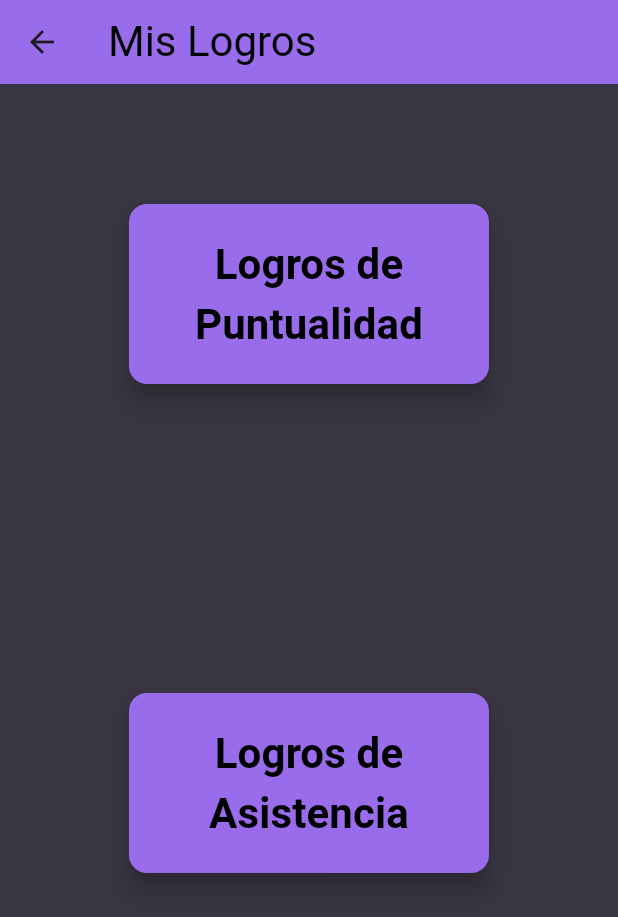
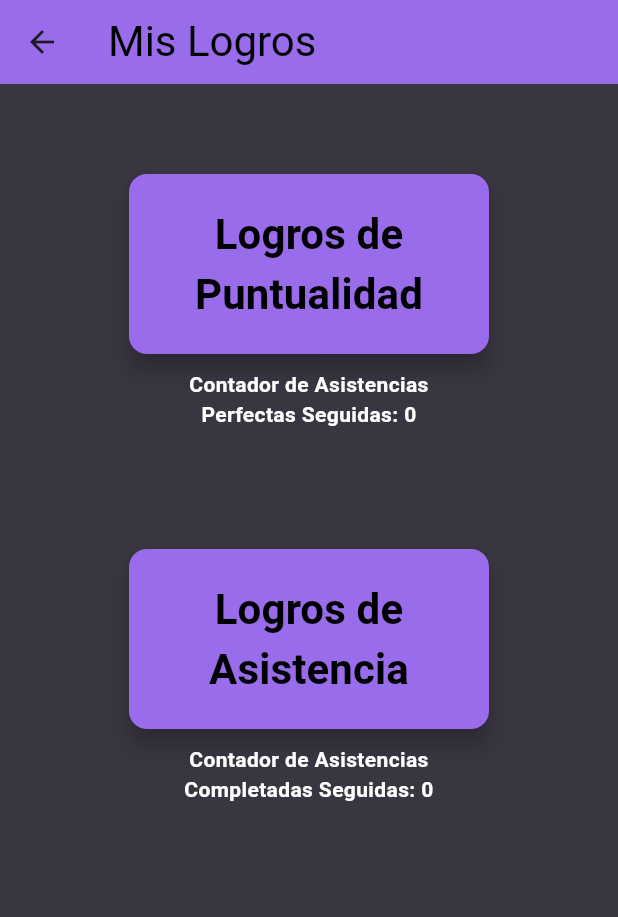
Before and after one commit to brandonAS09/NexusAR, a Flutter app: the LogrosScreen screen opened directly, on a phone screen of 412 x 824 dp. Shown: the top 917 px of the screen. Run offline on Flutter 3.47's test engine with Material 3 defaults, Android fonts, the light colour scheme and no system bars; our stand-ins replace geolocator, shared_preferences; missing offline and left inert: mapbox_maps_flutter, mobile_scanner; accounts and stored records are empty.

Commit message:
commit reparador

```diff
--- a/lib/main.dart
+++ b/lib/main.dart
@@ -1,7 +1,6 @@
 import 'package:flutter/material.dart';
 import 'package:mapbox_maps_flutter/mapbox_maps_flutter.dart';
 import 'package:nexus_ar/screens/inicio_sesion.dart';
-//import 'package:nexus_ar/screens/asistencia.dart';
 import 'core/app_colors.dart';
 
 void main() {
--- a/lib/screens/logros.dart
+++ b/lib/screens/logros.dart
@@ -13,9 +13,16 @@ class LogrosScreen extends StatefulWidget {
 }
 
 class _LogrosScreenState extends State<LogrosScreen> {
+  // Estas variables simulan la "n".
+  // Aquí cargarías los datos reales de tu base de datos o SharedPreferences
+  int contadorPuntualidad = 0;
+  int contadorAsistencia = 0;
+
   @override
   void initState() {
     super.initState();
+    // Aquí podrías llamar a una función para obtener los contadores reales
+    // _cargarContadores();
   }
 
   @override
@@ -30,6 +37,13 @@ class _LogrosScreenState extends State<LogrosScreen> {
       shape: RoundedRectangleBorder(borderRadius: BorderRadius.circular(12)),
       fixedSize: const Size(240, 120),
       elevation: 6,
+    );
+
+    // Estilo común para el texto debajo de los botones
+    final TextStyle labelStyle = const TextStyle(
+      color: Colors.white,
+      fontSize: 14, // Tamaño ajustado para que quepa bien
+      fontWeight: FontWeight.bold,
     );
 
     return Scaffold(
@@ -59,14 +73,16 @@ class _LogrosScreenState extends State<LogrosScreen> {
             child: Center(
               child: Column(
                 children: [
-                  const SizedBox(height: 80),
+                  const SizedBox(height: 60), // Reduje un poco este espacio inicial
+
+                  // --- BOTÓN 1: PUNTUALIDAD ---
                   ElevatedButton(
                     style: purpleButtonStyle,
                     onPressed: () {
                       Navigator.push(
                         context,
                         MaterialPageRoute(
-                          builder: (context) => LogrosPuntualidadScreen(),
+                          builder: (context) => const LogrosPuntualidadScreen(),
                         ),
                       );
                     },
@@ -81,7 +97,19 @@ class _LogrosScreenState extends State<LogrosScreen> {
                     ),
                   ),
 
-                  const SizedBox(height: 206),
+                  const SizedBox(height: 10), // Pequeño espacio entre botón y texto
+
+                  // --- TEXTO 1 ---
+                  Text(
+                    "Contador de Asistencias\nPerfectas Seguidas: $contadorPuntualidad",
+                    textAlign: TextAlign.center,
+                    style: labelStyle,
+                  ),
+
+                  // Espacio entre secciones (Reduje de 206 a 80 para que se vea mejor)
+                  const SizedBox(height: 80),
+
+                  // --- BOTÓN 2: ASISTENCIA ---
                   ElevatedButton(
                     style: purpleButtonStyle,
                     onPressed: () {
@@ -102,6 +130,16 @@ class _LogrosScreenState extends State<LogrosScreen> {
                       ),
                     ),
                   ),
+
+                  const SizedBox(height: 10),
+
+                  // --- TEXTO 2 ---
+                  Text(
+                    "Contador de Asistencias\nCompletadas Seguidas: $contadorAsistencia",
+                    textAlign: TextAlign.center,
+                    style: labelStyle,
+                  ),
+
                   const Spacer(),
                 ],
               ),
```
